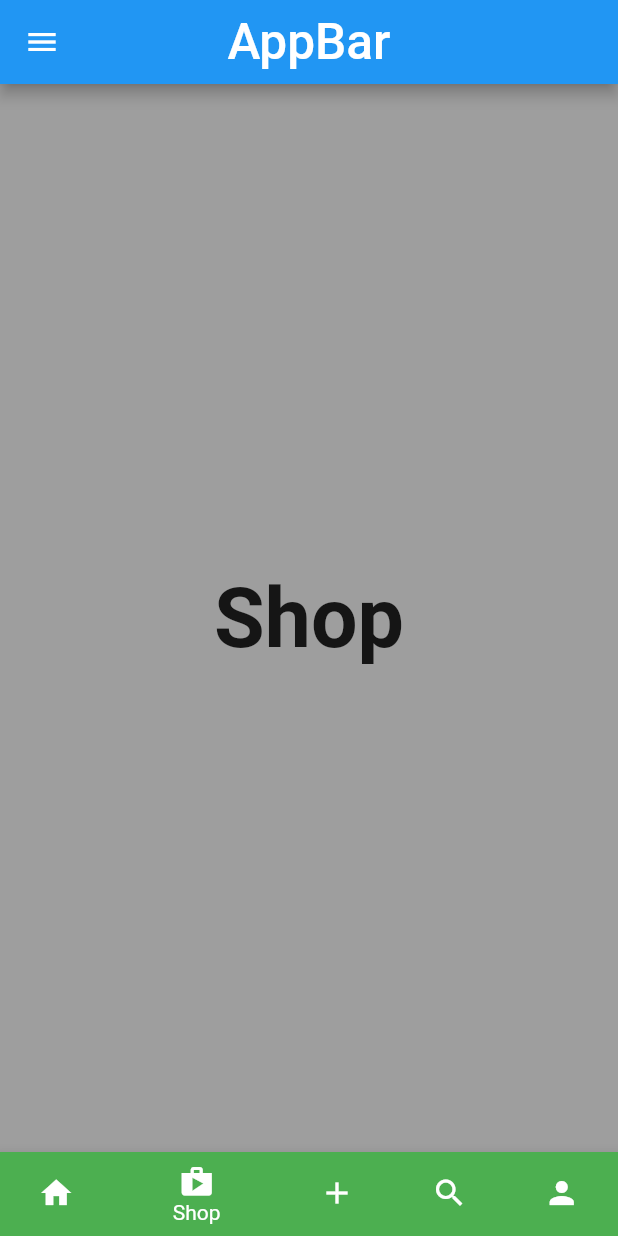
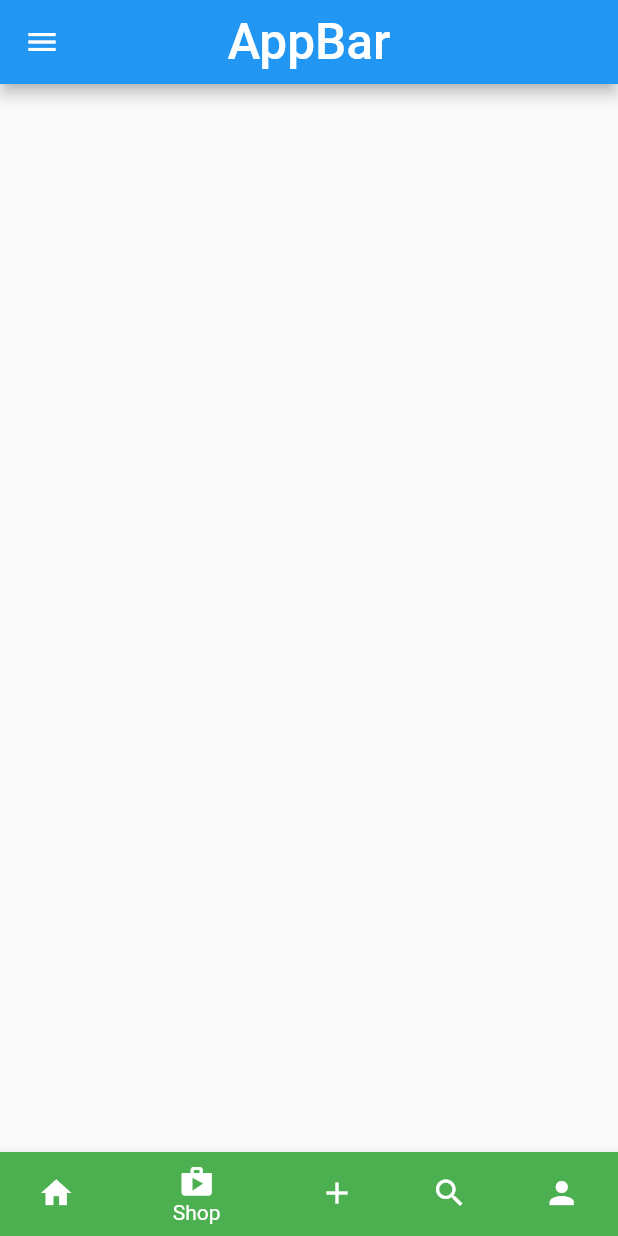
Before and after one commit to Dilmurod0930/navigatorbotton, a Flutter app: the screen it shows after launch, item 2 of the bottom bar chosen, on a phone screen of 412 x 824 dp. Run offline on Flutter 3.47's test engine with Material 2 defaults, Android fonts, the phone set to English and light mode, and no system bars; network calls fail.

Commit message:
cofe page

```diff
--- a/lib/main.dart
+++ b/lib/main.dart
@@ -1,5 +1,5 @@
 import 'package:flutter/material.dart';
-import 'package:navigatorbottom/screens/navBottom_page.dart';
+import 'package:navigatorbottom/views/screens/navBottom_page.dart';
 
 void main() {
   runApp(const MyApp());
--- a/lib/routes/routes.dart
+++ b/lib/routes/routes.dart
@@ -1,7 +1,7 @@
 
 
 import 'package:flutter/material.dart';
-import 'package:navigatorbottom/screens/navBottom_page.dart';
+import 'package:navigatorbottom/views/screens/navBottom_page.dart';
 
 class MyRoute {
  static Route? onGenereteRoute (RouteSettings s){
--- a/lib/screens/shop.dart
+++ b/lib/views/screens/shop.dart
@@ -1,4 +1,6 @@
 import 'package:flutter/material.dart';
+import 'package:navigatorbottom/main.dart';
+
 
 class SHopPage extends StatefulWidget {
   const SHopPage({Key? key}) : super(key: key);
@@ -10,16 +12,12 @@ class SHopPage extends StatefulWidget {
 class _SHopPageState extends State<SHopPage> {
   @override
   Widget build(BuildContext context) {
-    return Scaffold(
-      body: Container(
-        color: Colors.grey,
-        child: const Center(
-          child: Text(
-            "Shop",
-            style: TextStyle(fontWeight: FontWeight.bold, fontSize: 55),
-          ),
-        ),
-      ),
+    return PageView(
+      children: [
+        // ShopManyuPage(),
+
+      ],
     );
+
   }
 }
```
Also changed, not shown: lib/views/pages/shopmanyu_page.dart (added, +18 -0 lines), lib/views/screens/navBottom_page.dart (renamed from lib/screens/navBottom_page.dart, +6 -5 lines), lib/views/screens/add.dart (renamed from lib/screens/add.dart), lib/views/screens/home_page.dart (renamed from lib/screens/home_page.dart), lib/views/screens/person.dart (renamed from lib/screens/person.dart), lib/views/screens/search.dart (renamed from lib/screens/search.dart).
